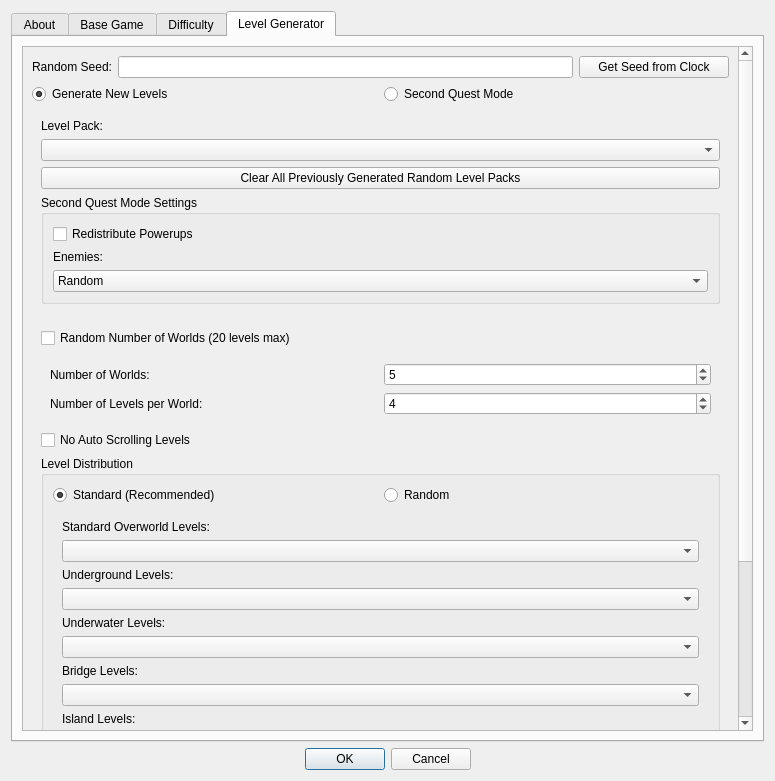
This is SMB1/SMB1_Compliance_To_SMB1/Configure_Settings_Form.ui in Coolcord/Level-Headed as Qt 5 draws it before an edit. The edited form follows.
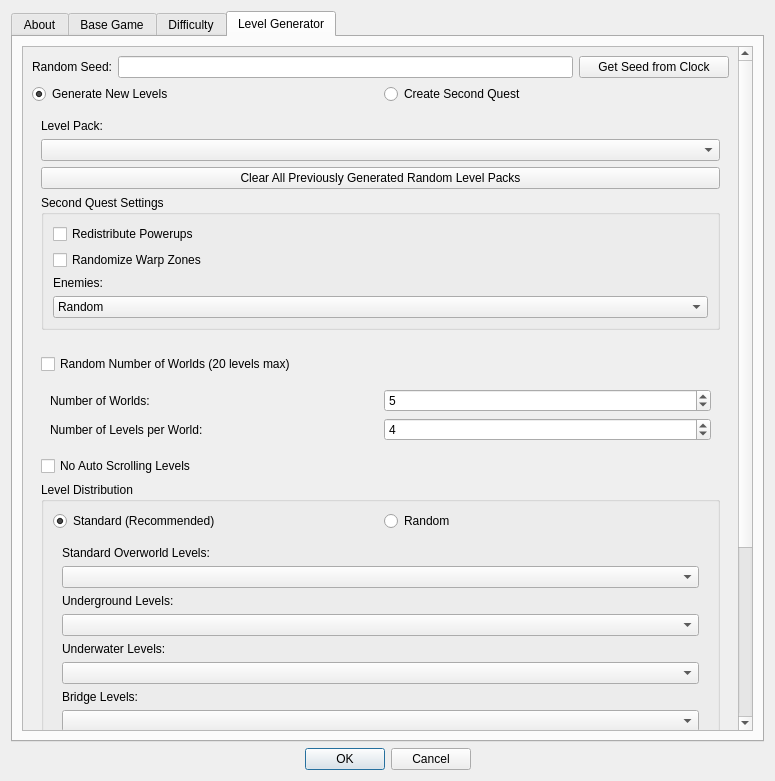
This is the edited form. The open tabs and pages were chosen to show the change.

Commit message: Warp zones can now be randomized

```diff
--- a/SMB1/SMB1_Compliance_To_SMB1/Configure_Settings_Form.ui
+++ b/SMB1/SMB1_Compliance_To_SMB1/Configure_Settings_Form.ui
@@ -3148,7 +3148,7 @@
             <x>0</x>
             <y>0</y>
             <width>708</width>
-            <height>1046</height>
+            <height>1075</height>
            </rect>
           </property>
           <layout class="QVBoxLayout" name="verticalLayout_4">
@@ -3204,7 +3204,7 @@
              <item>
               <widget class="QRadioButton" name="radioUseLevelScripts">
                <property name="text">
-                <string>Second Quest Mode</string>
+                <string>Create Second Quest</string>
                </property>
               </widget>
              </item>
@@ -3233,7 +3233,7 @@
               <item>
                <widget class="QGroupBox" name="groupLevelScriptSettings">
                 <property name="title">
-                 <string>Second Quest Mode Settings</string>
+                 <string>Second Quest Settings</string>
                 </property>
                 <layout class="QVBoxLayout" name="verticalLayout_11">
                  <item>
@@ -3243,6 +3243,13 @@
                    </property>
                   </widget>
                  </item>
+                 <item>
+                  <widget class="QCheckBox" name="cbRandomizeWarpZones">
+                   <property name="text">
+                    <string>Randomize Warp Zones</string>
+                   </property>
+                  </widget>
+                 </item>
                  <item>
                   <layout class="QVBoxLayout" name="layoutLevelScriptEnemies">
                    <item>
```
The commit also changes 11 other files.
